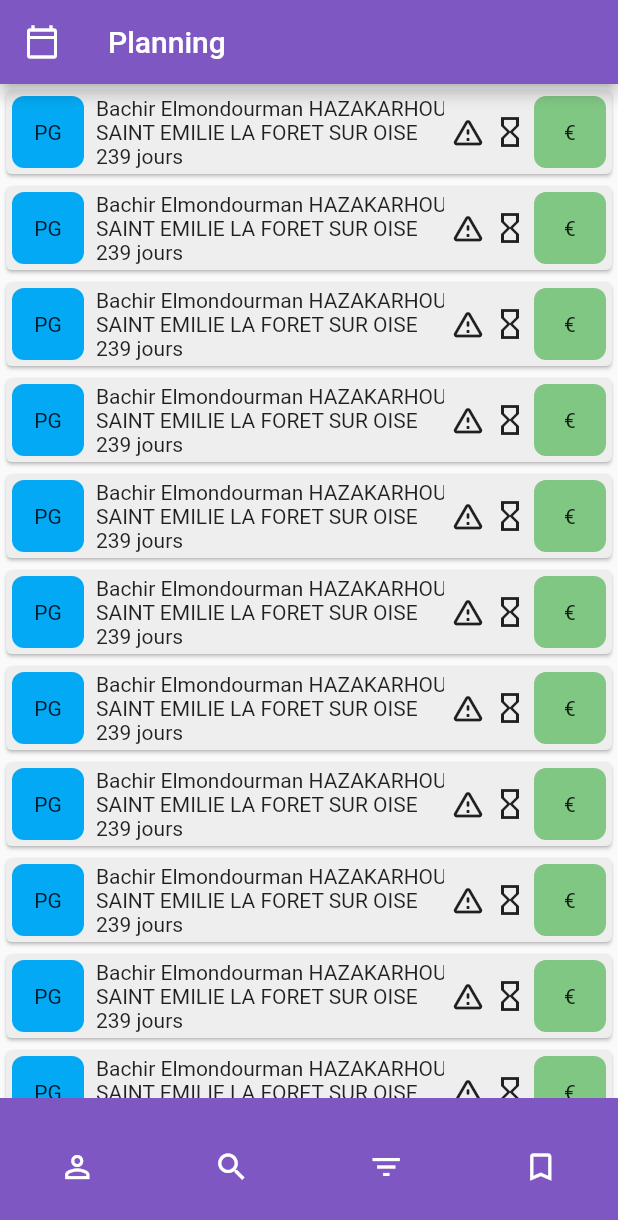
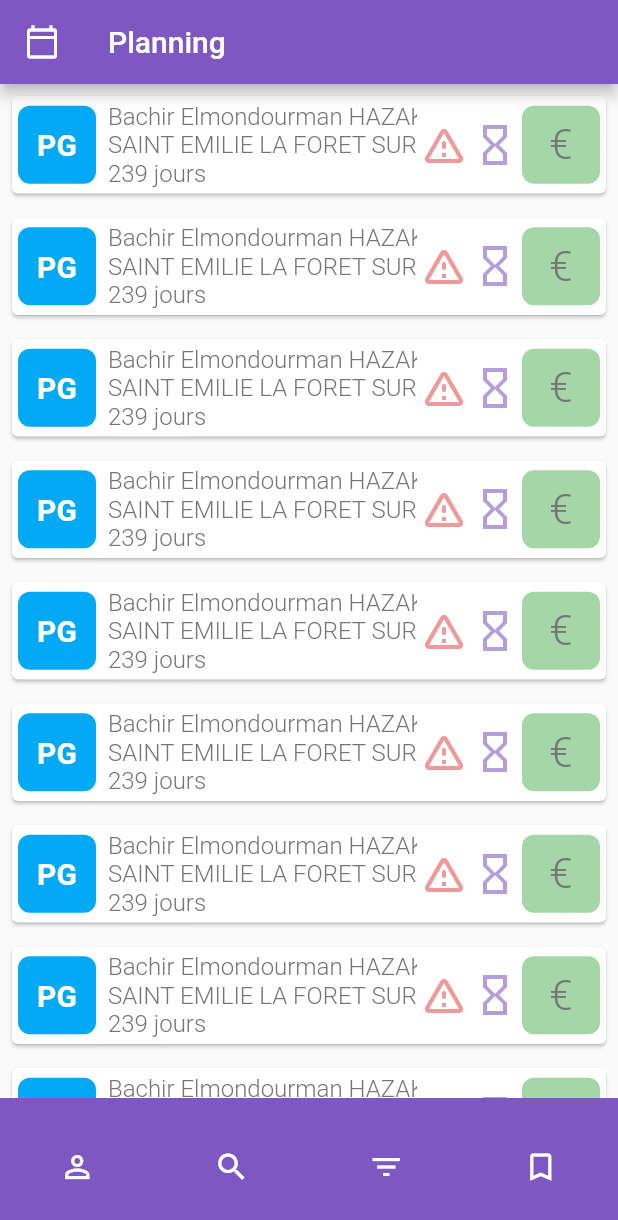
Before and after one commit to GreatPy/sd_tech_app, a Flutter app: the screen it shows after launch, on a phone screen of 412 x 824 dp. Shown: the top 1220 px of the screen. Run offline on Flutter 3.47's test engine with Material 2 defaults, Android fonts, the phone set to English and light mode, and no system bars; our stand-ins replace keyboard_dismisser.

Commit message:
clean up

```diff
--- /dev/null
+++ b/lib/models/enums/exam_costumer_info_line.dart
@@ -0,0 +1,6 @@
+enum ExamCostuerInfoLine {
+  fullName,
+  city,
+  delay,
+  time,
+}
--- a/lib/models/styles.dart
+++ b/lib/models/styles.dart
@@ -7,4 +7,6 @@ Color neutralLigth = Colors.grey.shade100;
 Color neutralMediumLight = Colors.grey.shade200;
 Color neutral = Colors.grey.shade600;
 Color pgColor = Colors.lightBlue;
-Color paymentSuccessColors = Colors.green.shade300;
+Color paymentSuccessColors = Colors.green.shade200;
+Color dangerColor = Colors.red.shade200;
+const double boxSize = 52;
--- a/lib/widgets/generals/exam_box/costumer_infos.dart
+++ b/lib/widgets/generals/exam_box/costumer_infos.dart
@@ -1,4 +1,5 @@
 import 'package:flutter/material.dart';
+import 'package:sd_tech/models/enums/exam_costumer_info_line.dart';
 import 'package:sd_tech/widgets/generals/exam_box/scrolable_row.dart';
 
 class CostumerInfos extends StatelessWidget {
@@ -9,9 +10,18 @@ class CostumerInfos extends StatelessWidget {
     return const Column(
       children: [
         ScrolableRow(
-            content: "Bachir Elmondourman HAZAKARHOUAMANA ROUZIKIKiMINOU"),
-        ScrolableRow(content: "SAINT EMILIE LA FORET SUR OISE"),
-        ScrolableRow(content: "239 jours"),
+          line: ExamCostuerInfoLine.fullName,
+          content: "Bachir Elmondourman HAZAKARHOUAMANA ROUZIKIKiMINOU",
+        ),
+        ScrolableRow(
+          line: ExamCostuerInfoLine.city,
+          content: "SAINT EMILIE LA FORET SUR OISE",
+        ),
+        ScrolableRow(
+          //if status == tobeScheduled:line = delay ,else: line = time
+          line: ExamCostuerInfoLine.delay,
+          content: "239 jours",
+        ),
       ],
     );
   }
--- a/lib/widgets/generals/exam_box/exam_box.dart
+++ b/lib/widgets/generals/exam_box/exam_box.dart
@@ -1,7 +1,6 @@
 import 'package:flutter/material.dart';
 import 'package:sd_tech/models/costumer.dart';
 import 'package:sd_tech/models/doctor.dart';
-import 'package:sd_tech/models/enums/payment_status.dart';
 import 'package:sd_tech/models/styles.dart';
 import 'package:sd_tech/models/tech.dart';
 import 'package:sd_tech/widgets/generals/exam_box/costumer_Infos.dart';
@@ -26,22 +25,32 @@ class ExamBox extends StatefulWidget {
 class _ExamBoxState extends State<ExamBox> {
   @override
   Widget build(BuildContext context) {
-    return Card(
-      color: neutralMediumLight,
-      child: const Padding(
-        padding: EdgeInsets.all(4),
-        child: Row(
-          children: [
-            ExamType(),
-            SizedBox(width: 8),
-            Expanded(child: CostumerInfos()),
-            SizedBox(width: 4),
-            Icon(Icons.warning_amber_rounded),
-            SizedBox(width: 4),
-            Icon(Icons.hourglass_empty_outlined),
-            SizedBox(width: 4),
-            PayementStatus(),
-          ],
+    return Padding(
+      padding: const EdgeInsets.all(4),
+      child: Card(
+        child: Padding(
+          padding: const EdgeInsets.all(4),
+          child: Row(
+            children: [
+              const ExamType(),
+              const SizedBox(width: 8),
+              const Expanded(child: CostumerInfos()),
+              const SizedBox(width: 2),
+              Icon(
+                Icons.warning_amber_rounded,
+                color: dangerColor,
+                size: 32,
+              ),
+              const SizedBox(width: 2),
+              Icon(
+                Icons.hourglass_empty_outlined,
+                size: 32,
+                color: primaryColorLigth,
+              ),
+              const SizedBox(width: 2),
+              const PayementStatus(),
+            ],
+          ),
         ),
       ),
     );
--- a/lib/widgets/generals/exam_box/exam_type.dart
+++ b/lib/widgets/generals/exam_box/exam_type.dart
@@ -1,5 +1,6 @@
 import 'package:flutter/material.dart';
 import 'package:sd_tech/models/styles.dart';
+import 'package:sd_tech/widgets/generals/styled_text.dart';
 
 class ExamType extends StatelessWidget {
   const ExamType({super.key});
@@ -10,9 +11,15 @@ class ExamType extends StatelessWidget {
       decoration: BoxDecoration(
           borderRadius: const BorderRadius.all(Radius.circular(8)),
           color: pgColor),
-      height: 48,
-      width: 48,
-      child: const Center(child: Text("PG")),
+      height: boxSize,
+      width: boxSize,
+      child: const Center(
+          child: StyledText(
+        content: "PG",
+        color: Colors.white,
+        fontSize: 20,
+        fontWeight: FontWeight.bold,
+      )),
     );
   }
 }
--- a/lib/widgets/generals/exam_box/payement_status.dart
+++ b/lib/widgets/generals/exam_box/payement_status.dart
@@ -1,5 +1,6 @@
 import 'package:flutter/material.dart';
 import 'package:sd_tech/models/styles.dart';
+import 'package:sd_tech/widgets/generals/styled_text.dart';
 
 class PayementStatus extends StatelessWidget {
   const PayementStatus({super.key});
@@ -10,9 +11,15 @@ class PayementStatus extends StatelessWidget {
       decoration: BoxDecoration(
           borderRadius: const BorderRadius.all(Radius.circular(8)),
           color: paymentSuccessColors),
-      height: 48,
-      width: 48,
-      child: const Center(child: Text("€")),
+      height: boxSize,
+      width: boxSize,
+      child: Center(
+          child: StyledText(
+        content: "€",
+        color: neutral,
+        fontSize: 28,
+        fontWeight: FontWeight.w300,
+      )),
     );
   }
 }
--- a/lib/widgets/generals/exam_box/scrolable_row.dart
+++ b/lib/widgets/generals/exam_box/scrolable_row.dart
@@ -1,8 +1,16 @@
 import 'package:flutter/material.dart';
+import 'package:sd_tech/models/enums/exam_costumer_info_line.dart';
+import 'package:sd_tech/models/styles.dart';
+import 'package:sd_tech/widgets/generals/styled_text.dart';
 
 class ScrolableRow extends StatelessWidget {
-  const ScrolableRow({super.key, required this.content});
+  const ScrolableRow({
+    super.key,
+    required this.content,
+    required this.line,
+  });
   final String content;
+  final ExamCostuerInfoLine line;
 
   @override
   Widget build(BuildContext context) {
@@ -11,10 +19,11 @@ class ScrolableRow extends StatelessWidget {
         Expanded(
           child: SingleChildScrollView(
             scrollDirection: Axis.horizontal,
-            child: Text(
-              content,
-              maxLines: 1,
-              // overflow: TextOverflow.ellipsis,
+            child: StyledText(
+              content: content,
+              color: neutral,
+              fontSize: 16,
+              fontWeight: FontWeight.w300,
             ),
           ),
         ),
--- /dev/null
+++ b/lib/widgets/generals/styled_text.dart
@@ -0,0 +1,27 @@
+import 'package:flutter/material.dart';
+
+class StyledText extends StatelessWidget {
+  const StyledText({
+    super.key,
+    required this.content,
+    this.color,
+    this.fontSize,
+    this.fontWeight,
+  });
+  final String content;
+  final Color? color;
+  final double? fontSize;
+  final FontWeight? fontWeight;
+
+  @override
+  Widget build(BuildContext context) {
+    return Text(
+      content,
+      style: TextStyle(
+        color: color,
+        fontSize: fontSize,
+        fontWeight: fontWeight,
+      ),
+    );
+  }
+}
```
